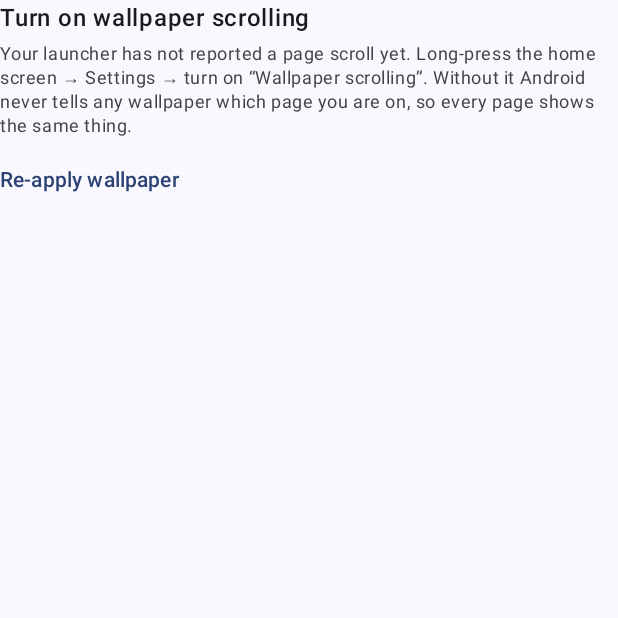
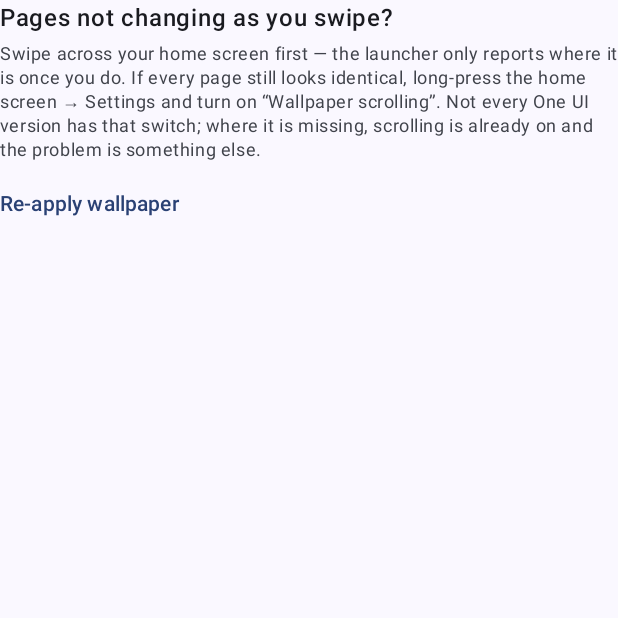
Before and after one commit to Dathaze20/Android-home-screen-widget, an Android app built with Jetpack Compose: the composable ScrollingWarning shown on its own in the app's theme, on a phone screen of 412 x 824 dp, the top half of it. Run offline under Robolectric (Android 15) with nearby library versions, the phone set to English and light mode, and no system bars.

Commit message:
Fix the black wallpaper: decode to software bitmaps
The wallpaper rendered black everywhere, including in the picker's preview
before it was ever applied.

ImageDecoder.decodeDrawable defaults to ALLOCATOR_DEFAULT, which for a
drawable means a hardware bitmap. SurfaceHolder.lockCanvas hands out a
software canvas, and drawing a hardware bitmap onto one throws
IllegalArgumentException. That threw on the engine's first frame, from inside
a system callback, so the wallpaper service died and was restarted into the
same failure on a loop — black home screen, black preview, no way out.
Decoding with ALLOCATOR_SOFTWARE is the fix.

Drawing is now also wrapped so nothing escaping the renderer can take the
service down again: one unusual file costs a logged frame, not the wallpaper.
The decode target is seeded from the display metrics too, so a frame arriving
before onSurfaceChanged does not decode at full resolution for nothing.

UI, from the same round of screenshots:
- "Choose photos for every page" was clipped mid-word in the button. Labels
  are short now and capped to one line.
- Applying the wallpaper immediately accused the launcher of having scrolling
  switched off. The launcher simply has not reported a scroll yet at that
  point, because nobody has swiped. It now asks for that swipe, and only the
  troubleshooting text in the settings sheet mentions the switch — noting
  that not every One UI version has one.
- Added a line telling the user the system will ask where to put the
  wallpaper, and that Home screen is the answer.

Co-Authored-By: Claude Opus 5 <noreply@anthropic.com>
Claude-Session: https://claude.ai/code/session_01NSUq7s4wmmQfuUB95fmXCF

```diff
--- a/app/src/main/java/com/dathaze/pagewall/ui/SettingsSheet.kt
+++ b/app/src/main/java/com/dathaze/pagewall/ui/SettingsSheet.kt
@@ -147,12 +147,13 @@ fun SettingsSheet(
 @Composable
 private fun ScrollingWarning(onApplyWallpaper: () -> Unit) {
     Column(verticalArrangement = Arrangement.spacedBy(4.dp)) {
-        Text("Turn on wallpaper scrolling", fontWeight = FontWeight.SemiBold)
+        Text("Pages not changing as you swipe?", fontWeight = FontWeight.SemiBold)
         Text(
-            "Your launcher has not reported a page scroll yet. Long-press the home screen " +
-                "→ Settings → turn on “Wallpaper scrolling”. Without it " +
-                "Android never tells any wallpaper which page you are on, so every page shows " +
-                "the same thing.",
+            "Swipe across your home screen first — the launcher only reports where it is " +
+                "once you do. If every page still looks identical, long-press the home screen " +
+                "→ Settings and turn on “Wallpaper scrolling”. Not every One UI " +
+                "version has that switch; where it is missing, scrolling is already on and the " +
+                "problem is something else.",
             style = MaterialTheme.typography.bodySmall,
             color = MaterialTheme.colorScheme.onSurfaceVariant,
         )
--- a/app/src/main/java/com/dathaze/pagewall/wallpaper/PageMediaCache.kt
+++ b/app/src/main/java/com/dathaze/pagewall/wallpaper/PageMediaCache.kt
@@ -43,6 +43,11 @@ class PageMediaCache(maxEntries: Int = DEFAULT_ENTRIES) {
                 decoder.setTargetSampleSize(
                     sampleSizeFor(info.size.width, info.size.height, maxWidth, maxHeight)
                 )
+                // Without this the decoder hands back a hardware bitmap, and a hardware bitmap
+                // cannot be drawn onto the software canvas that SurfaceHolder.lockCanvas gives
+                // out: drawing one throws, which kills the wallpaper on its first frame and
+                // leaves the home screen black. Every frame here goes to a software canvas.
+                decoder.allocator = ImageDecoder.ALLOCATOR_SOFTWARE
                 decoder.isMutableRequired = false
             }
         }.getOrElse {
```
Also changed, not shown: app/src/main/java/com/dathaze/pagewall/ui/HomeScreen.kt (+15 -4 lines), app/src/main/java/com/dathaze/pagewall/wallpaper/PageWallpaperService.kt (+14 -0 lines).
